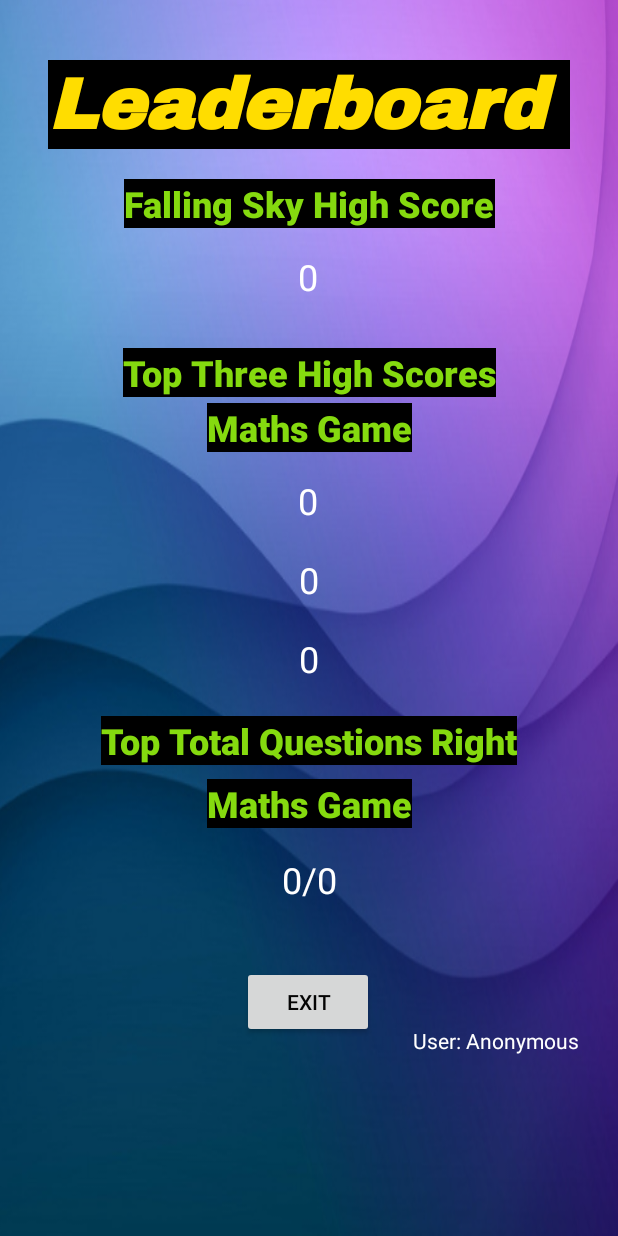
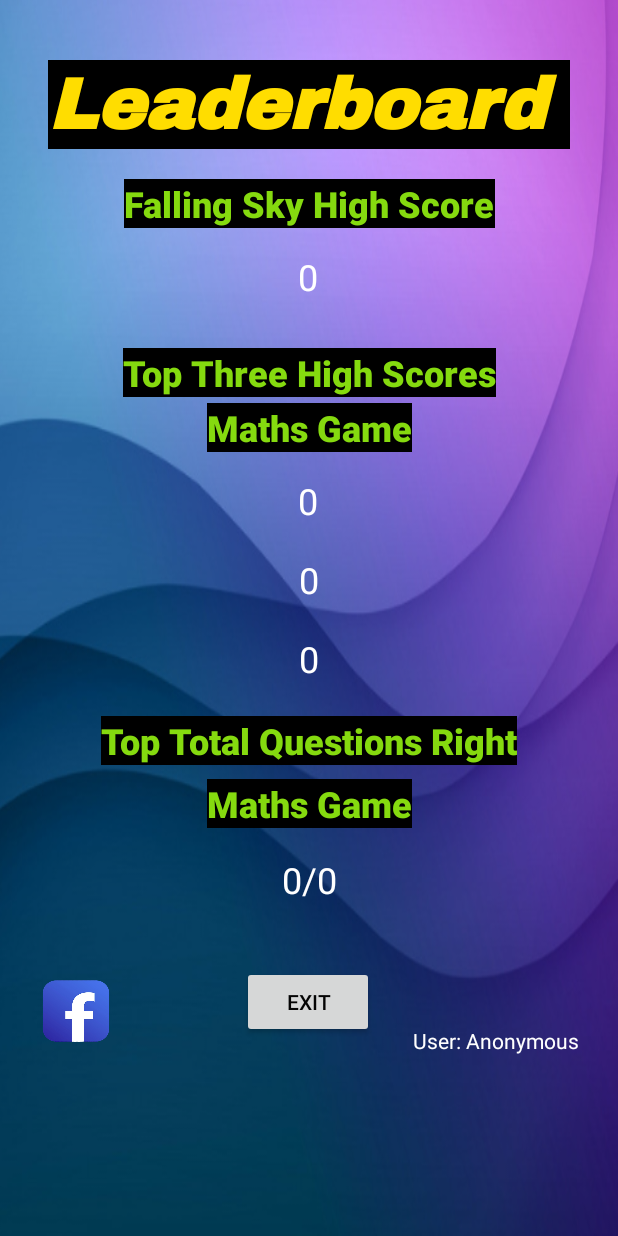
Before and after one commit to RoyFerguson0/Mobile_Madness_Android_Studio, an Android app: the LeaderboardActivity screen opened directly, with no data from a screen before it, on a phone screen of 412 x 824 dp. Run offline under Robolectric (Android 15) with nearby library versions, the phone set to English and light mode, and no system bars.

Commit message:
Roy - 29/12/2023 - 15:52
- Added in a facebook link to another screen using web element

```diff
--- a/app/src/main/AndroidManifest.xml
+++ b/app/src/main/AndroidManifest.xml
@@ -12,6 +12,9 @@
         android:supportsRtl="true"
         android:theme="@style/Theme.AppCompat.Light.NoActionBar.FullScreen"
         android:usesCleartextTraffic="true">
+        <activity
+            android:name="Starter.FacebookActivity"
+            android:exported="false" />
         <activity
             android:name="Starter.LeaderboardActivity"
             android:exported="false" />
@@ -59,7 +62,6 @@
         <meta-data
             android:name="preloaded_fonts"
             android:resource="@array/preloaded_fonts" />
-
     </application>
 
 </manifest>
--- a/app/src/main/java/MathsQuiz/Game.java
+++ b/app/src/main/java/MathsQuiz/Game.java
@@ -38,7 +38,7 @@ public class Game {
             numberIcorrect++;
             isCorrect=false;
         }
-        score = numberCorrect * 10 - numberIcorrect *30;
+        score = numberCorrect * 10 - numberIcorrect *10;
         return isCorrect;
     }
 
--- a/app/src/main/java/Starter/LeaderboardActivity.java
+++ b/app/src/main/java/Starter/LeaderboardActivity.java
@@ -96,7 +96,7 @@ public class LeaderboardActivity extends AppCompatActivity {
         lblFallingSkyHighScore = findViewById(R.id.lblFallingSkyHighScore);
         lblMathsHighScoreOne = findViewById(R.id.lblMathsHighScoreOne);
         lblMathsHighScoreTwo = findViewById(R.id.lblMathsHighScoreTwo);
-        lblMathsHighScoreThree = findViewById(R.id.lblMathsTotalPoints);
+        lblMathsHighScoreThree = findViewById(R.id.lblMathsHighScoreThree);
         lblTotalQuestionsRight = findViewById(R.id.lblTotalQuestionsRight);
         lblPlayerName = findViewById(R.id.lblPlayerName);
 
@@ -126,4 +126,12 @@ public class LeaderboardActivity extends AppCompatActivity {
     }
 
 
+    public void navFacebook(View view)
+    {
+        // Create an action
+        Intent FacebookScreen = new Intent(getApplicationContext(), FacebookActivity.class);
+        // Tell it to do it
+        startActivity(FacebookScreen);
+    }
+
 }
--- a/app/src/main/res/layout/activity_leaderboard.xml
+++ b/app/src/main/res/layout/activity_leaderboard.xml
@@ -9,7 +9,9 @@
 
     <ScrollView
         android:layout_width="match_parent"
-        android:layout_height="match_parent" >
+        android:layout_height="match_parent"
+        tools:layout_editor_absoluteX="0dp"
+        tools:layout_editor_absoluteY="0dp">
         <androidx.constraintlayout.widget.ConstraintLayout
             android:layout_width="match_parent"
             android:layout_height="match_parent">
@@ -39,7 +41,7 @@
                 app:layout_constraintTop_toBottomOf="@+id/lblLeaderboardMathsTitle" />
 
             <TextView
-                android:id="@+id/lblMathsTotalPoints"
+                android:id="@+id/lblMathsHighScoreThree"
                 android:layout_width="wrap_content"
                 android:layout_height="wrap_content"
                 android:layout_marginTop="20dp"
@@ -122,7 +124,7 @@
                 app:layout_constraintTop_toBottomOf="@+id/lblLeaderboardMathsTopThreeTitle" />
 
             <TextView
-                android:id="@+id/lblLeaderboardMathsHighScoreThree"
+                android:id="@+id/lblLeaderboardMathsTopTotalTitle"
                 android:layout_width="wrap_content"
                 android:layout_height="wrap_content"
                 android:layout_marginTop="22dp"
@@ -134,7 +136,7 @@
                 android:textStyle="bold"
                 app:layout_constraintEnd_toEndOf="parent"
                 app:layout_constraintStart_toStartOf="parent"
-                app:layout_constraintTop_toBottomOf="@+id/lblMathsTotalPoints" />
+                app:layout_constraintTop_toBottomOf="@+id/lblMathsHighScoreThree" />
 
             <TextView
                 android:id="@+id/lblLeaderboardMathsTwoTitle"
@@ -149,7 +151,7 @@
                 android:textStyle="bold"
                 app:layout_constraintEnd_toEndOf="parent"
                 app:layout_constraintStart_toStartOf="parent"
-                app:layout_constraintTop_toBottomOf="@+id/lblLeaderboardMathsHighScoreThree" />
+                app:layout_constraintTop_toBottomOf="@+id/lblLeaderboardMathsTopTotalTitle" />
 
             <TextView
                 android:id="@+id/lblTotalQuestionsRight"
@@ -183,6 +185,19 @@
                 app:layout_constraintEnd_toEndOf="parent"
                 app:layout_constraintStart_toEndOf="@+id/btnExitToMenu"
                 app:layout_constraintTop_toBottomOf="@+id/lblTotalQuestionsRight" />
+
+            <ImageButton
+                android:id="@+id/imgFacebookLeaderboard"
+                android:layout_width="69dp"
+                android:layout_height="64dp"
+                android:layout_marginStart="16dp"
+                android:layout_marginTop="90dp"
+                android:layout_marginEnd="76dp"
+                android:background="@drawable/facebookicon"
+                android:onClick="navFacebook"
+                app:layout_constraintEnd_toStartOf="@+id/btnExitToMenu"
+                app:layout_constraintStart_toStartOf="parent"
+                app:layout_constraintTop_toBottomOf="@+id/lblLeaderboardMathsTwoTitle" />
         </androidx.constraintlayout.widget.ConstraintLayout>
     </ScrollView>
 </androidx.constraintlayout.widget.ConstraintLayout>
```
Also changed, not shown: app/src/main/java/MathsQuiz/MathsQuizMainActivity.java (+18 -0 lines), app/src/main/java/Starter/FacebookActivity.java (added, +20 -0 lines), app/src/main/res/layout/activity_facebook.xml (added, +15 -0 lines), app/src/main/res/drawable/facebookicon.png (added).
